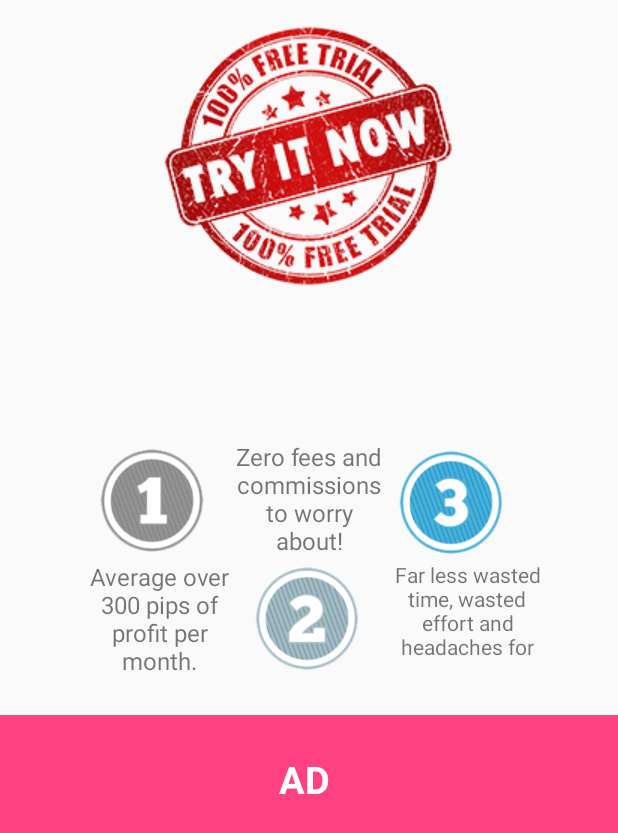
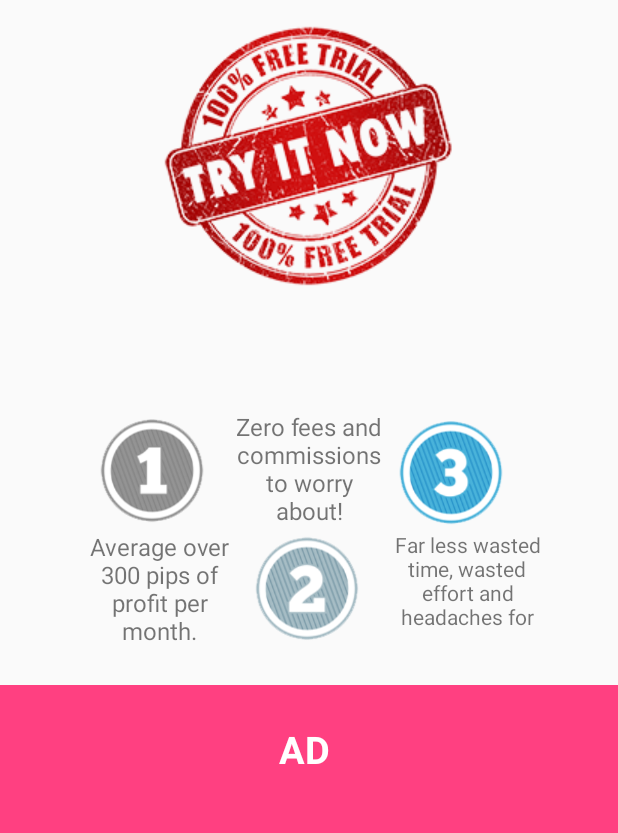
Before and after one commit to tvruikuzui/Shark-Tips, an Android app: the fragment MainHome shown on its own in the app's theme, on a phone screen of 412 x 824 dp. Shown: the top 833 px of the screen. Run offline under Robolectric (Android 15) with nearby library versions, the phone set to English and light mode, and no system bars; 1 statement that could not run was skipped.

Commit message:
for shalev the king upadte

```diff
--- a/Shark-Tips/SharkTips/app/src/main/java/shark_tips/com/sharktips/Signal.java
+++ b/Shark-Tips/SharkTips/app/src/main/java/shark_tips/com/sharktips/Signal.java
@@ -32,10 +32,10 @@ public class Signal {
     }
 
     public Signal(boolean isOpen, int time, String currency, boolean isBuy, double price, double sellStop, double sl, double tp1, double tp2, String note) {
-        this.isOpen = isOpen;
+        setOpen(isOpen);
         this.time = time;
         this.currency = currency;
-        this.isBuy = isBuy;
+        setBuy(isBuy);
         this.price = price;
         this.sellStop = sellStop;
         this.sl = sl;
--- a/Shark-Tips/SharkTips/app/src/main/res/layout/fragment_main_home.xml
+++ b/Shark-Tips/SharkTips/app/src/main/res/layout/fragment_main_home.xml
@@ -15,7 +15,7 @@
         android:layout_height="wrap_content" />
 
         <LinearLayout
-            android:layout_marginTop="70dp"
+            android:layout_marginTop="50dp"
             android:padding="25dp"
             android:layout_gravity="center_horizontal"
             android:orientation="horizontal"
```
